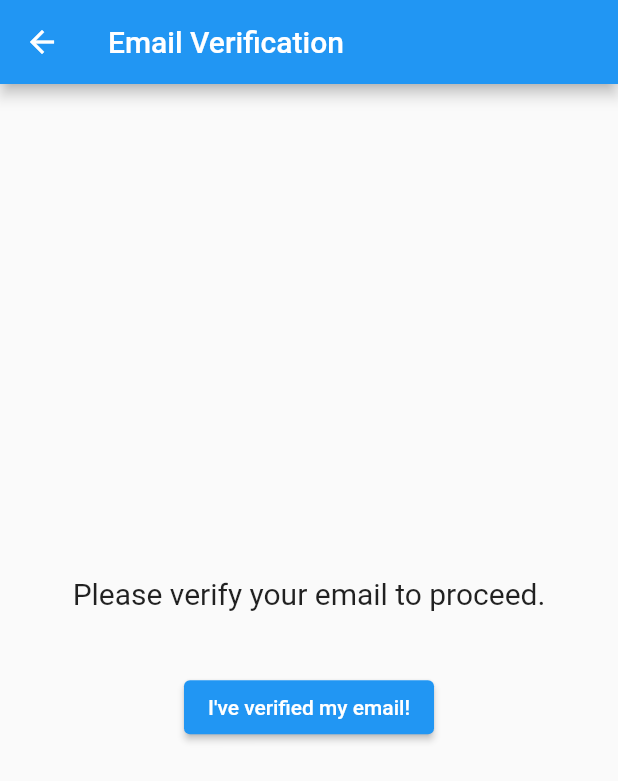
After one commit to namalganegama/CTSE_Project_Y4S1, a Flutter app: the EmailVerificationPage screen opened directly, on a phone screen of 412 x 824 dp. The commit adds this screen. Shown: the top 781 px of the screen. Run offline on Flutter 3.47's test engine with Material 2 defaults, Android fonts, the phone set to English and light mode, and no system bars; our stand-ins replace animated_splash_screen, carousel_slider, firebase_auth, firebase_core, firebase_database, fluttertoast and 5 more; missing offline and left inert: encrypt, flutter_jailbreak_detection, flutter_windowmanager, pointycastle; accounts and stored records are empty; network calls fail.

Commit message:
Email verification added

```diff
--- /dev/null
+++ b/lib/screens/Authentication/email_verification_page.dart
@@ -0,0 +1,72 @@
+import 'package:firebase_auth/firebase_auth.dart';
+import 'package:flutter/material.dart';
+import 'package:project/screens/Authentication/home_page.dart';
+
+class EmailVerificationPage extends StatefulWidget {
+  const EmailVerificationPage({Key? key}) : super(key: key);
+  @override
+  EmailVerificationPageState createState() => EmailVerificationPageState();
+}
+
+class EmailVerificationPageState extends State<EmailVerificationPage> {
+  final FirebaseAuth _auth = FirebaseAuth.instance;
+  late User? _user;
+  bool _isSendingVerification = false;
+  bool _isVerificationEmailSent = false;
+
+  @override
+  void initState() {
+    super.initState();
+    _user = _auth.currentUser;
+  }
+
+  @override
+  Widget build(BuildContext context) {
+    return Scaffold(
+      appBar: AppBar(
+        title: const Text("Email Verification"),
+      ),
+      body: Center(
+        child: Padding(
+          padding: const EdgeInsets.all(20.0),
+          child: Column(
+            mainAxisAlignment: MainAxisAlignment.center,
+            children: [
+              const Text(
+                "Please verify your email to proceed.",
+                textAlign: TextAlign.center,
+                style: TextStyle(fontSize: 20.0),
+              ),
+              const SizedBox(height: 20),
+              if (_isVerificationEmailSent)
+                const Text(
+                  "Verification email sent! Check your inbox and click on the verification link.",
+                  style: TextStyle(color: Colors.green),
+                  textAlign: TextAlign.center,
+                ),
+              const SizedBox(height: 20),
+              ElevatedButton(
+                onPressed: () async {
+                  await _user?.reload(); // Refresh user data
+                  _user = _auth
+                      .currentUser; // Fetch the user again to get the latest status
+
+                  if (_user?.emailVerified == true) {
+                    Navigator.of(context).pushReplacement(
+                        MaterialPageRoute(builder: (context) => HomePage()));
+                  } else {
+                    final snackBar = SnackBar(
+                        content: Text(
+                            'Email is not yet verified! Please check your inbox and verify.'));
+                    ScaffoldMessenger.of(context).showSnackBar(snackBar);
+                  }
+                },
+                child: const Text("I've verified my email!"),
+              ),
+            ],
+          ),
+        ),
+      ),
+    );
+  }
+}
--- a/lib/screens/Authentication/login_register_page.dart
+++ b/lib/screens/Authentication/login_register_page.dart
@@ -15,6 +15,7 @@ class LoginPage extends StatefulWidget {
 class _LoginPageState extends State<LoginPage>
     with SingleTickerProviderStateMixin {
   String? errorMessage = '';
+  String? successMessage = '';
   bool isLogin = true;
   bool _passwordVisible = false;
   bool isLoading = false;
@@ -47,27 +48,38 @@ class _LoginPageState extends State<LoginPage>
       setState(() {
         isLoading = true;
       });
-      if (loginAnimation == false) {
-        _controllerAnimation.forward();
-        loginAnimation = true;
-      } else {
-        _controllerAnimation.reverse();
-        loginAnimation = false;
-      }
+
       try {
         await Auth().signInWithEmailAndPassword(
           email: _controllerEmail.text,
           password: _controllerPassword.text,
         );
-        setState(() {
-          isLoading = false;
-        });
+
+        if (!(await Auth().isEmailVerified())) {
+          throw FirebaseAuthException(
+            message: 'Please verify your email before signing in.',
+            code: 'email-not-verified',
+          );
+        }
+
+        if (loginAnimation == false) {
+          _controllerAnimation.forward();
+          loginAnimation = true;
+        } else {
+          _controllerAnimation.reverse();
+          loginAnimation = false;
+        }
       } on FirebaseAuthException catch (e) {
         setState(() {
           isLoading = false;
           errorMessage = e.message;
         });
+        return;
       }
+
+      setState(() {
+        isLoading = false;
+      });
     }
   }
 
@@ -81,8 +93,13 @@ class _LoginPageState extends State<LoginPage>
           email: _controllerEmail.text,
           password: _controllerPassword.text,
         );
+
+        await Auth()
+            .sendEmailVerification(); // Sending verification email after user creation
+
         setState(() {
           isLoading = false;
+          successMessage = 'Registration successful! Please verify your email.';
         });
       } on FirebaseAuthException catch (e) {
         setState(() {
@@ -242,6 +259,12 @@ class _LoginPageState extends State<LoginPage>
     return Text(errorMessage == '' ? '' : 'Error : $errorMessage');
   }
 
+  Widget _successMessage() {
+    return Text(successMessage == null || successMessage!.isEmpty
+        ? ''
+        : 'Success : $successMessage');
+  }
+
   final GoogleSignIn _googleSignIn = GoogleSignIn(
     clientId:
         '684143871341-9dvnce6gk60jbpinsfbh9740ni2ur2m1.apps.googleusercontent.com',
@@ -351,6 +374,7 @@ class _LoginPageState extends State<LoginPage>
                           ),
                         ],
                         _errorMessage(),
+                        _successMessage(),
                         _submitButton(),
                         _loginOrRegistrationButton(),
                         // _permissionButton(),
--- a/lib/screens/Authentication/widget_tree.dart
+++ b/lib/screens/Authentication/widget_tree.dart
@@ -1,6 +1,7 @@
 import 'package:project/screens/Authentication/auth.dart';
 import 'package:project/screens/Authentication/home_page.dart';
 import 'package:project/screens/Authentication/login_register_page.dart';
+import 'package:project/screens/Authentication/email_verification_page.dart'; // <-- Create and import this
 import 'package:flutter/material.dart';
 
 class WidgetTree extends StatefulWidget {
@@ -16,8 +17,10 @@ class _WidgetTreeState extends State<WidgetTree> {
     return StreamBuilder(
       stream: Auth().authStateChanges,
       builder: (context, snapshot) {
-        if (snapshot.hasData) {
+        if (snapshot.hasData && snapshot.data!.emailVerified) {
           return HomePage();
+        } else if (snapshot.hasData && !snapshot.data!.emailVerified) {
+          return const EmailVerificationPage();
         } else {
           return const LoginPage();
         }
```
Also changed, not shown: lib/screens/Authentication/auth.dart (+8 -0 lines).
